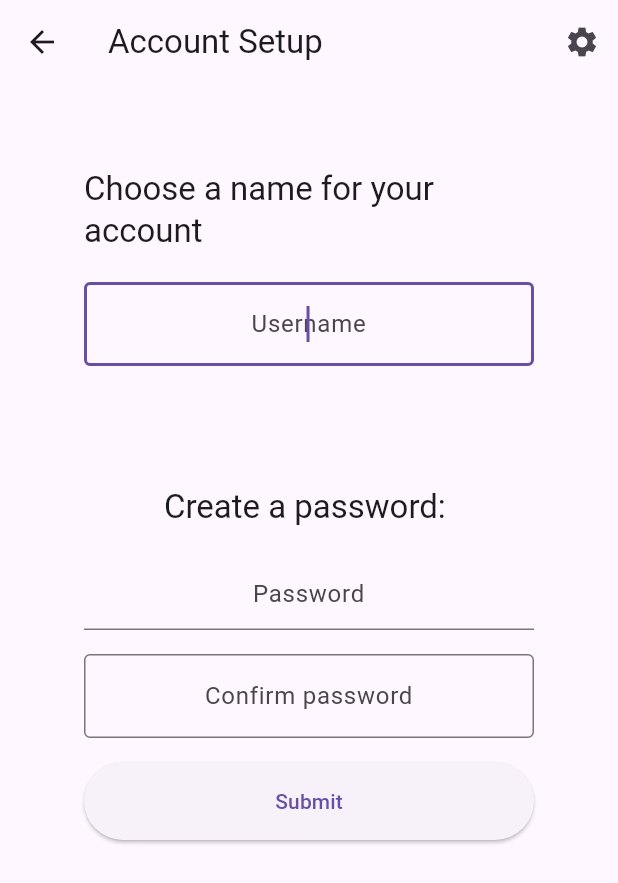
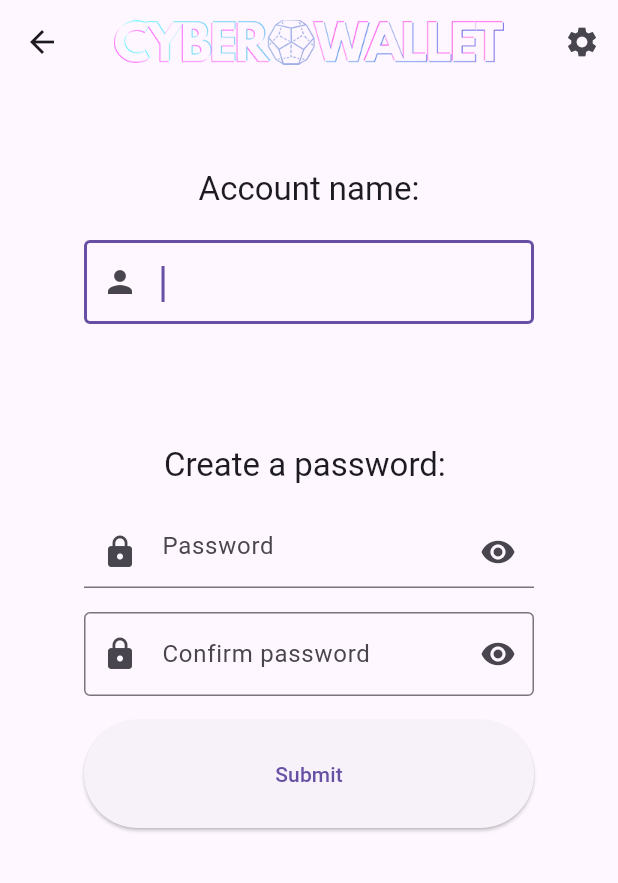
Before and after one commit to kirbir/ntv_flutter_wallet, a Flutter app: the SetupPasswordScreen screen opened directly with empty values, on a phone screen of 412 x 824 dp. Shown: the top 883 px of the screen. Run offline on Flutter 3.47's test engine with Material 3 defaults, Android fonts, the phone set to English and light mode, and no system bars; our stand-ins replace flutter_dotenv, go_router, marquee, shared_preferences, shimmer; missing offline and left inert: bip39, fluttermoji, solana; accounts and stored records are empty.

Commit message:
feat: integrate url_launcher package and enhance UI components
- Added url_launcher dependency to pubspec.yaml for improved URL handling.
- Updated app bar across multiple screens to include a logo and maintain consistency.
- Enhanced transaction screen with a button to view transactions on Solscan.io.
- Improved password setup screen with better input handling and visibility toggle.
- Refactored CustomAppBar to support dynamic logo display and animations.
- Adjusted button styles and colors for a more cohesive design.
- Updated app colors to enhance visual appeal and accessibility.

```diff
--- a/lib/pages/generate_phrase.dart
+++ b/lib/pages/generate_phrase.dart
@@ -29,7 +29,7 @@ class _GeneratePhraseScreenState extends State<GeneratePhraseScreen> {
         gradient: Theme.of(context).extension<CustomThemeExtension>()?.pageGradient,
       ),
       child: Scaffold(
-        appBar: const CustomAppBar(title: 'Login', showSettings: true),
+        appBar: const CustomAppBar( showSettings: true, showLogo: true),
         body: Column(
           mainAxisAlignment: MainAxisAlignment.start,
           children: [
--- a/lib/pages/home.dart
+++ b/lib/pages/home.dart
@@ -494,9 +494,10 @@ class _HomeScreenState extends State<HomeScreen> {
       _log.fine('Token Amount: ${token.amount}');
       _log.fine('Token Price: \$${tokenUsdPrice}');
       _log.fine('Token Total Value: \$${tokenTotalValue}');
+      _log.fine('SOLTotal: $solBalance');
     }
 
     _log.info('Final total: $total');
-    return total;
+    return total + (solBalance ?? 0);
   }
 }
--- a/lib/pages/input_phrase.dart
+++ b/lib/pages/input_phrase.dart
@@ -23,7 +23,7 @@ class _InputPhraseScreenState extends State<InputPhraseScreen> {
       ),
       child: Scaffold(
         backgroundColor: Colors.transparent,
-        appBar: const CustomAppBar(title: 'Import Account', showSettings: true),
+        appBar: const CustomAppBar( showSettings: true, showLogo: true),
         body: SingleChildScrollView(
           padding: const EdgeInsets.all(16.0),
           child: Center(
--- a/lib/pages/send_tx.dart
+++ b/lib/pages/send_tx.dart
@@ -87,8 +87,9 @@ class _SendScreenState extends State<SendScreen> {
       child: Scaffold(
         backgroundColor: Colors.transparent,
         appBar: const CustomAppBar(
-          title: 'Send Token',
+
           showSettings: true,
+          showLogo: true,
         ),
         body: _isLoading
           ? const Center(child: CircularProgressIndicator())
--- a/lib/pages/setup_password.dart
+++ b/lib/pages/setup_password.dart
@@ -19,15 +19,26 @@ class _SetupPasswordScreenState extends State<SetupPasswordScreen> {
   final confirmPasswordController = TextEditingController();
   final usernameController = TextEditingController();
   final _log = Logger('SetupPassword');
+  bool _isObscured = true;
+
+  @override
+  void initState() {
+
+    super.initState();
+    _isObscured=true;
+  }
 
   @override
   Widget build(BuildContext context) {
-    return Container(
+    return SizedBox(
+      width: 240,
+      child: Container(
         decoration: BoxDecoration(
-        gradient: Theme.of(context).extension<CustomThemeExtension>()?.pageGradient,
+          gradient:
+              Theme.of(context).extension<CustomThemeExtension>()?.pageGradient,
         ),
         child: Scaffold(
-        appBar: const CustomAppBar(title: 'Account Setup', showSettings: true),
+          appBar: const CustomAppBar(showSettings: true, showLogo: true),
           body: Padding(
             padding: const EdgeInsets.all(56),
             child: Form(
@@ -35,17 +46,16 @@ class _SetupPasswordScreenState extends State<SetupPasswordScreen> {
               child: Column(
                 children: [
                   Text(
-                  'Choose a name for your account',
+                    'Account name:',
                     style: Theme.of(context).textTheme.titleLarge,
                   ),
                   const SizedBox(height: 20),
                   TextFormField(
-                  textAlign: TextAlign.center,
                     controller: usernameController,
                     autofocus: true,
                     decoration: const InputDecoration(
-                    hintText: 'Username',
-                    floatingLabelAlignment: FloatingLabelAlignment.center,
+                      prefixIcon: Icon(Icons.person),
+                      hintText: '',
                       border: OutlineInputBorder(),
                     ),
                     validator: (value) {
@@ -63,11 +73,20 @@ class _SetupPasswordScreenState extends State<SetupPasswordScreen> {
                   const SizedBox(height: 20),
                   TextFormField(
                       controller: passwordController,
-                    obscureText: true,
-                    textAlign: TextAlign.center,
-                    decoration: const InputDecoration(
+                      obscureText: _isObscured,
+                      decoration: InputDecoration(
+                        prefixIcon: const Icon(Icons.lock),
+                        suffixIcon: IconButton(
+                          onPressed: () {
+                            setState(() {
+                              _isObscured =! _isObscured;
+                            });
+                          },
+                          icon: _isObscured
+                              ? const Icon(Icons.visibility)
+                              : const Icon(Icons.visibility_off),
+                        ),
                         hintText: 'Password',
-                    floatingLabelAlignment: FloatingLabelAlignment.center,
                       ),
                       validator: (value) {
                         if (value!.isEmpty) {
@@ -78,12 +97,21 @@ class _SetupPasswordScreenState extends State<SetupPasswordScreen> {
                   const SizedBox(height: 16),
                   TextFormField(
                       controller: confirmPasswordController,
-                    obscureText: true,
-                    textAlign: TextAlign.center,
-                    decoration: const InputDecoration(
+                      obscureText: _isObscured,
+                      decoration: InputDecoration(
+                        prefixIcon: Icon(Icons.lock),
+                        suffixIcon: IconButton(
+                          onPressed: () {
+                            setState(() {
+                              _isObscured =! _isObscured;
+                            });
+                          },
+                          icon: _isObscured
+                              ? const Icon(Icons.visibility)
+                              : const Icon(Icons.visibility_off),
+                        ),
                         hintText: 'Confirm password',
-                      floatingLabelAlignment: FloatingLabelAlignment.center,
-                      border: const OutlineInputBorder(),
+                        border: OutlineInputBorder(),
                       ),
                       validator: (value) {
                         if (value!.isEmpty) {
@@ -100,7 +128,7 @@ class _SetupPasswordScreenState extends State<SetupPasswordScreen> {
                       Expanded(
                         child: ElevatedButton(
                           style: ElevatedButton.styleFrom(
-                          padding: const EdgeInsets.symmetric(vertical: 16),
+                            padding: const EdgeInsets.symmetric(vertical: 26),
                           ),
                           onPressed: _submit,
                           child: const Text('Submit'),
@@ -109,6 +137,7 @@ class _SetupPasswordScreenState extends State<SetupPasswordScreen> {
                     ],
                   )
                 ],
+              ),
             ),
           ),
         ),
--- a/lib/settings/app_colors.dart
+++ b/lib/settings/app_colors.dart
@@ -38,7 +38,7 @@ class AppColors {
     end: Alignment.bottomRight,
     colors: [
       Color.fromARGB(255, 12, 36, 13),
-      Color.fromARGB(186, 3, 50, 52),
+      Color.fromARGB(184, 54, 5, 127),
     ],
   );
 
@@ -51,6 +51,7 @@ class AppColors {
   static const success = Colors.greenAccent;
   static const error = Color(0xFFFF5252);
   static const warning = Color(0xFFFFC107);
+  static const focused = Color.fromARGB(255, 181, 52, 149);
   static const info = Color(0xFF2196F3);
 
   // Light theme colors
@@ -64,7 +65,7 @@ class AppColors {
     end: Alignment.bottomRight,
     colors: [
       Color(0xFFE3F2FD), // Light blue
-      Color(0xFFE8EAF6), // Light indigo
+      Color.fromARGB(255, 189, 230, 188), // Light indigo
     ],
   );
 }
--- a/lib/settings/app_theme.dart
+++ b/lib/settings/app_theme.dart
@@ -8,12 +8,27 @@ class AppTheme {
         elevatedButtonTheme: ElevatedButtonThemeData(
           style: ElevatedButton.styleFrom(
             shape: RoundedRectangleBorder(
+
               borderRadius: BorderRadius.circular(8),
             ),
-            backgroundColor: const Color.fromARGB(255, 90, 86, 62),
+            backgroundColor: const Color.fromARGB(255, 122, 53, 118),
             foregroundColor: Colors.white,
             shadowColor: const Color.fromARGB(255, 51, 49, 36),
             elevation: 5,
+          ),
+        ),
+          outlinedButtonTheme: OutlinedButtonThemeData(
+          style: OutlinedButton.styleFrom(
+             side: const BorderSide(color: Color.fromARGB(255, 141, 52, 149), width: 2,style: BorderStyle.solid),
+            shape: RoundedRectangleBorder(
+              borderRadius: BorderRadius.circular(8),
+
+            ),
+            // backgroundColor: const Color.fromARGB(255, 122, 53, 118),
+            foregroundColor: const Color.fromARGB(255, 255, 255, 255),
+
+            // shadowColor: const Color.fromARGB(255, 51, 49, 36),
+            // elevation: 5,
           ),
         ),
         // C A R D S
@@ -44,7 +59,7 @@ class AppTheme {
           ),
           focusedBorder: OutlineInputBorder(
             borderRadius: BorderRadius.circular(12),
-            borderSide: const BorderSide(color: AppColors.warning, width: 2),
+            borderSide: const BorderSide(color: AppColors.focused, width: 2),
           ),
           errorBorder: OutlineInputBorder(
             borderRadius: BorderRadius.circular(12),
@@ -52,7 +67,7 @@ class AppTheme {
           ),
           labelStyle: const TextStyle(color: AppColors.textPrimary),
           hintStyle: const TextStyle(color: AppColors.textSecondary),
-          floatingLabelStyle: const TextStyle(color: AppColors.warning),
+          floatingLabelStyle: const TextStyle(color: AppColors.focused),
           alignLabelWithHint: true,
           floatingLabelAlignment: FloatingLabelAlignment.center,
         ),
@@ -196,11 +211,11 @@ class AppTheme {
         ),
 
         // Bottom navigation
-        bottomNavigationBarTheme: BottomNavigationBarThemeData(
+        bottomNavigationBarTheme: const BottomNavigationBarThemeData(
           backgroundColor: Colors.white,
           selectedItemColor: AppColors.primaryBlue,
           unselectedItemColor: AppColors.gray600,
-          selectedLabelStyle: const TextStyle(fontWeight: FontWeight.w600),
+          selectedLabelStyle: TextStyle(fontWeight: FontWeight.w600),
           type: BottomNavigationBarType.fixed,
           elevation: 8,
           landscapeLayout: BottomNavigationBarLandscapeLayout.centered,
--- a/lib/widgets/custom_app_bar.dart
+++ b/lib/widgets/custom_app_bar.dart
@@ -1,24 +1,90 @@
 import 'package:flutter/material.dart';
 import 'package:go_router/go_router.dart';
 
-class CustomAppBar extends StatelessWidget implements PreferredSizeWidget {
-  final String title;
+class CustomAppBar extends StatefulWidget implements PreferredSizeWidget {
+
   final bool showSettings;
+  final bool showLogo;
 
-  const CustomAppBar(
-      {super.key, required this.title, required this.showSettings});
+  const CustomAppBar({
+    super.key,
+    required this.showSettings,
+    required this.showLogo,
+  });
+
+  @override
+  State<CustomAppBar> createState() => _CustomAppBarState();
+
+  @override
+  Size get preferredSize => const Size.fromHeight(kToolbarHeight);
+}
+
+class _CustomAppBarState extends State<CustomAppBar> with SingleTickerProviderStateMixin {
+  late AnimationController _controller;
+  late Animation<double> _animation;
+
+  @override
+  void initState() {
+    super.initState();
+    _controller = AnimationController(
+      duration: const Duration(seconds: 1),
+      vsync: this,
+    )..repeat(reverse: true);
+
+    _animation = Tween<double>(
+      begin: 0.6,
+      end: 1.0,
+    ).animate(CurvedAnimation(
+      parent: _controller,
+      curve: Curves.easeInOut,
+    ));
+  }
+
+  @override
+  void dispose() {
+    _controller.dispose();
+    super.dispose();
+  }
 
   @override
   Widget build(BuildContext context) {
-    return AppBar(title: Text(title), actions: [
-      if (showSettings)
-        IconButton(
+    return AppBar(
+      centerTitle: true,
+      title: Row(
+        mainAxisSize: MainAxisSize.min,
+        mainAxisAlignment: MainAxisAlignment.center,
+        children: [
+          if (widget.showLogo)
+            AnimatedBuilder(
+              animation: _animation,
+              builder: (context, child) {
+                return ShaderMask(
+                  shaderCallback: (bounds) => LinearGradient(
+                    colors: [
+                      const Color.fromARGB(255, 255, 255, 255).withAlpha((_animation.value * 255).toInt()),
+                      const Color.fromARGB(255, 255, 1, 213).withAlpha((_animation.value * 255).toInt()),
+                    ],
+                    begin: Alignment.topLeft,
+                    end: Alignment.bottomRight,
+                  ).createShader(bounds),
+                  child: Image.asset(
+                    'assets/images/cyber_logo.png',
+                    height: 30,
+                    color: Colors.white,
+                    colorBlendMode: BlendMode.modulate,
+                  ),
+                );
+              },
+            ),
+        ],
+      ),
+      actions: [
+        if (widget.showSettings)
+          IconButton(
             onPressed: () => GoRouter.of(context).push("/settings"),
-            icon: const Icon(Icons.settings))
-    ]);
+            icon: const Icon(Icons.settings),
+          ),
+      ],
+    );
   }
-
-  @override
-  Size get preferredSize => const Size.fromHeight(kToolbarHeight);
-
 }
--- a/pubspec.yaml
+++ b/pubspec.yaml
@@ -23,6 +23,7 @@ dependencies:
   shimmer: ^3.0.0
   fluttermoji: ^1.0.2
   logging: ^1.3.0
+  url_launcher: ^6.3.1
 
 dev_dependencies:
   flutter_test:
```
Also changed, not shown: lib/pages/login.dart (+4 -3 lines), lib/pages/setup_account.dart (+26 -9 lines), lib/pages/transactions.dart (+22 -9 lines), assets/images/cyber_logo.png (added), pubspec.lock, 6 other files. Lines whose indentation alone changed are shown as unchanged.
